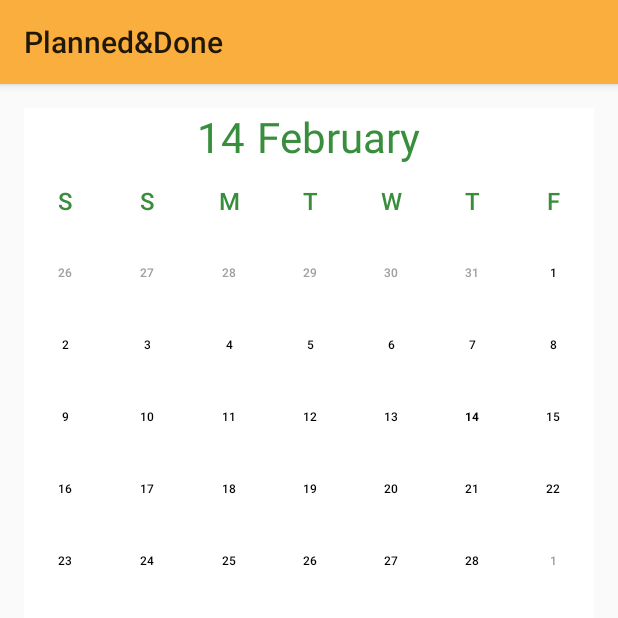
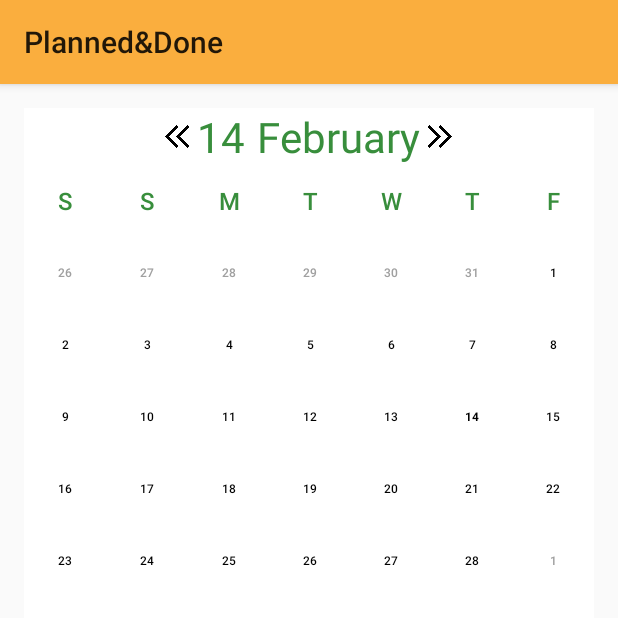
Before and after one commit to petrarozic/P-D, an Android app: the CalendarActivity screen opened directly, with no data from a screen before it, on a phone screen of 412 x 824 dp, the top half of it. Run offline under Robolectric (Android 15) with nearby library versions, the phone set to English and light mode, and no system bars; 1 statement that could not run was skipped.

Commit message:
Prijasnji i sljedeci mjesec.

```diff
--- a/PlannedAndDone/app/src/main/java/com/pnd/future_bosses/plannedanddone/SimpleCalendar.java
+++ b/PlannedAndDone/app/src/main/java/com/pnd/future_bosses/plannedanddone/SimpleCalendar.java
@@ -19,9 +19,11 @@ import android.view.LayoutInflater;
 import android.view.View;
 import android.view.ViewGroup;
 import android.widget.Button;
+import android.widget.ImageButton;
 import android.widget.ImageView;
 import android.widget.LinearLayout;
 import android.widget.TextView;
+import android.widget.Toast;
 
 import java.util.Calendar;
 
@@ -85,6 +87,25 @@ public class SimpleCalendar extends LinearLayout {
         DisplayMetrics metrics = getResources().getDisplayMetrics();
 
         View view = LayoutInflater.from(context).inflate(R.layout.simple_calendar, this, true);
+
+        ImageButton prev = (ImageButton)view.findViewById(R.id.previousMonth);
+        ImageButton next = (ImageButton)view.findViewById(R.id.nextMonth);
+        prev.setOnClickListener(new View.OnClickListener() {
+            @Override
+            public void onClick(View v) {
+                onPrevoiusClick(v);
+            }
+        });
+
+        next.setOnClickListener(new View.OnClickListener() {
+            @Override
+            public void onClick(View v) {
+                onNextClick(v);
+            }
+        });
+
+
+
         calendar = Calendar.getInstance();
 
         weekOneLayout = (LinearLayout) view.findViewById(R.id.calendar_week_1);
@@ -119,6 +140,15 @@ public class SimpleCalendar extends LinearLayout {
 
         initCalendarWithDate(chosenDateYear, chosenDateMonth, chosenDateDay, context);
 
+    }
+
+    private void onNextClick(View v) {
+
+        Toast.makeText(cont,"Next", Toast.LENGTH_SHORT).show();
+    }
+
+    private void onPrevoiusClick(View v) {
+        Toast.makeText(cont,"Prvoius", Toast.LENGTH_SHORT).show();
     }
 
     private void initializeDaysWeeks() {
--- a/PlannedAndDone/app/src/main/res/layout/listview_item.xml
+++ b/PlannedAndDone/app/src/main/res/layout/listview_item.xml
@@ -37,11 +37,11 @@
             android:layout_marginTop="8dp"
             android:background="@null"
             android:scaleType="fitCenter"
+            app:srcCompat="@drawable/edit_icon"
             app:layout_constraintBottom_toBottomOf="parent"
             app:layout_constraintLeft_toLeftOf="parent"
             app:layout_constraintRight_toRightOf="parent"
             app:layout_constraintTop_toTopOf="parent"
-            app:srcCompat="@drawable/edit_icon"
             android:onClick="editTask"
             android:layout_marginStart="8dp"
             android:layout_marginEnd="8dp" />
--- a/PlannedAndDone/app/src/main/res/layout/simple_calendar.xml
+++ b/PlannedAndDone/app/src/main/res/layout/simple_calendar.xml
@@ -1,5 +1,6 @@
 <?xml version="1.0" encoding="utf-8"?>
 <LinearLayout
+    xmlns:app="http://schemas.android.com/apk/res-auto"
     xmlns:android="http://schemas.android.com/apk/res/android"
     android:orientation="vertical"
     android:layout_width="match_parent"
@@ -12,6 +13,14 @@
     android:layout_gravity="center"
     android:gravity="center"
     android:orientation="horizontal">
+
+    <ImageButton
+        android:id="@+id/previousMonth"
+        android:layout_width="25dp"
+        android:layout_height="match_parent"
+        android:background="@null"
+        android:scaleType="fitCenter"
+        app:srcCompat="@drawable/previ"/>
 
     <TextView
         android:id="@+id/current_date"
@@ -27,6 +36,14 @@
         android:paddingLeft="@dimen/space"
         android:textColor="@color/green"
         android:textSize="28sp" />
+
+    <ImageButton
+        android:id="@+id/nextMonth"
+        android:layout_width="25dp"
+        android:layout_height="match_parent"
+        android:background="@null"
+        android:scaleType="fitCenter"
+        app:srcCompat="@drawable/next1"/>
 
 </LinearLayout>
 
```
Also changed, not shown: PlannedAndDone/app/src/main/res/drawable/next1.png (added), PlannedAndDone/app/src/main/res/drawable/previ.png (added).
